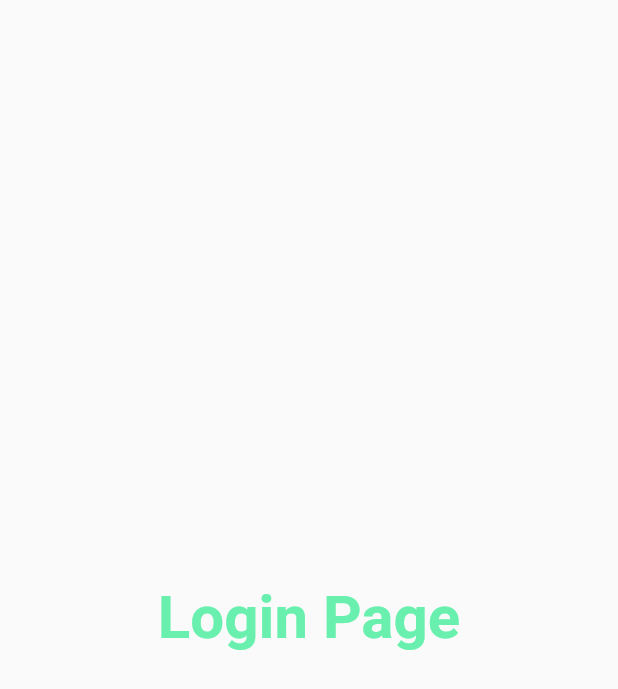
After one commit to anas12136/my-application, a Flutter app: the screen it shows after launch, on a phone screen of 412 x 824 dp. The commit adds this screen. Shown: the top 689 px of the screen. Run offline on Flutter 3.47's test engine with Material 2 defaults, Android fonts, the phone set to English and light mode, and no system bars.

Commit message:
chapter 3 completed

```diff
--- /dev/null
+++ b/lib/Pages/LoginPage.dart
@@ -0,0 +1,20 @@
+import 'package:flutter/material.dart';
+
+class LoginPage extends StatelessWidget {
+  @override
+  Widget build(BuildContext context) {
+    return Material(
+      child: Center(
+        child: Text("Login Page",
+          style: TextStyle(
+            fontSize: 40,
+            fontWeight: FontWeight.bold,
+            color: Colors.greenAccent,
+          ),
+
+        ),
+      )
+        ,
+    );
+  }
+}
--- a/lib/main.dart
+++ b/lib/main.dart
@@ -1,6 +1,6 @@
 import 'package:flutter/material.dart';
-import 'package:git_project_2/home_page.dart';
-
+import 'package:git_project_2/Pages/home_page.dart';
+import 'package:git_project_2/Pages/LoginPage.dart';
 
 void main() => runApp(MyApp());
 
@@ -8,9 +8,16 @@ class MyApp extends StatelessWidget{
   @override
   Widget build(BuildContext context) {
 
+
         return MaterialApp(
-          home: HomePage(),
-        );
+          themeMode: ThemeMode.light,
+          theme: ThemeData(primarySwatch: Colors.deepPurple),
+          routes: {
+            "/": (context) => LoginPage(),
+            "/home":(context) => HomePage(),
+            "/login":(context) => LoginPage(),
+          }
+          );
 
 
   }
```
Also changed, not shown: lib/Pages/home_page.dart (renamed from lib/home_page.dart).
